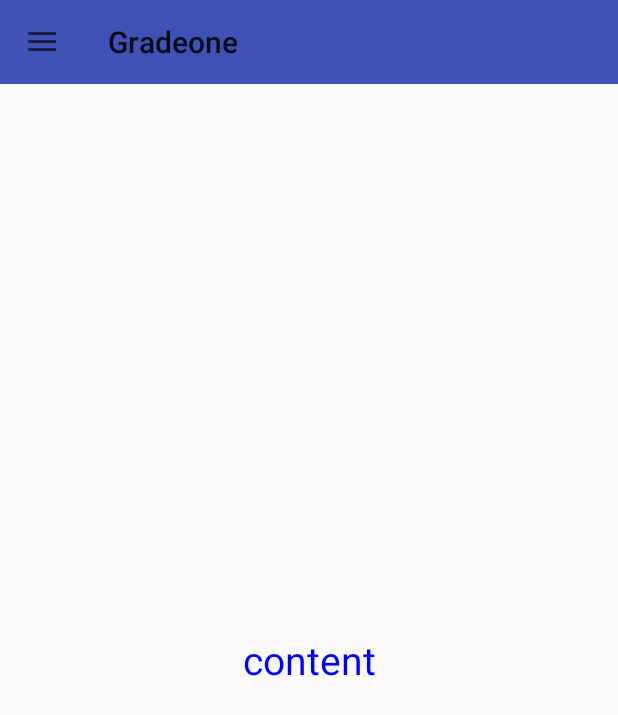
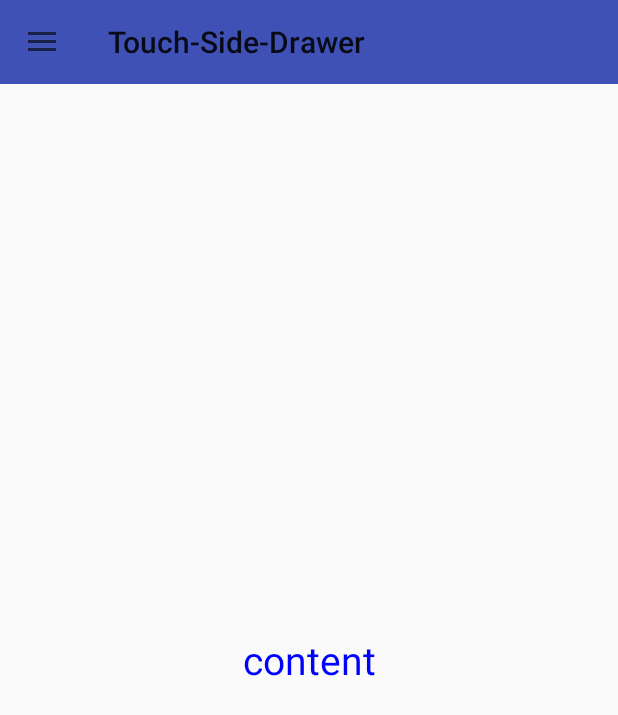
Before and after one commit to PengJary/MyDrawerlayout, an Android app: the screen it shows after launch (MainActivity), on a phone screen of 412 x 824 dp. Shown: the top 715 px of the screen. Run offline under Robolectric (Android 15) with nearby library versions, the phone set to English and light mode, and no system bars; our stand-ins replace ButterKnife.

Commit message:
支持随系统设置切换中英文

```diff
--- a/app/src/main/res/layout/app_bar_home.xml
+++ b/app/src/main/res/layout/app_bar_home.xml
@@ -18,7 +18,7 @@
             android:layout_height="?attr/actionBarSize"
             android:background="?attr/colorPrimary"
             app:popupTheme="@style/ThemeOverlay.AppCompat.Light"
-            app:title="Gradeone" />
+            app:title="@string/gradeone" />
 
     </android.support.design.widget.AppBarLayout>
 
--- a/app/src/main/res/values/strings.xml
+++ b/app/src/main/res/values/strings.xml
@@ -4,8 +4,10 @@
     <string name="navigation_drawer_open">Open navigation drawer</string>
     <string name="navigation_drawer_close">Close navigation drawer</string>
 
-    <string name="text_exchange_record">记录</string>
-    <string name="text_pocket">钱包</string>
-    <string name="text_setting">设置</string>
-    <string name="text_about_us">关于</string>
+    <string name="text_exchange_record">record</string>
+    <string name="text_pocket">wallet</string>
+    <string name="text_setting">setting</string>
+    <string name="text_about_us">about</string>
+    <string name="content">content</string>
+    <string name="gradeone">Touch-Side-Drawer</string>
 </resources>
```
Also changed, not shown: app/src/main/java/yunxun/moxian/com/mydrawerlayout/MainActivity.java (+5 -5 lines), 1 other file.
